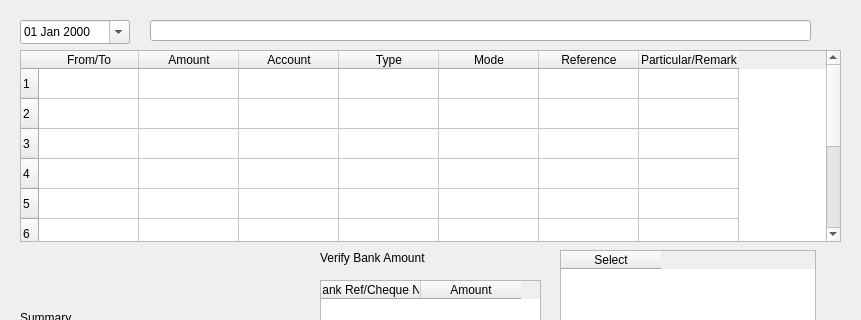
This is DLG/cnewtransactiondlg.ui in hlunguite/saptuamDataQT as Qt 5 draws it before an edit; both pictures show x 0 to 861 and y 0 to 320 of the 861 by 524 pixel window. The edited form follows.
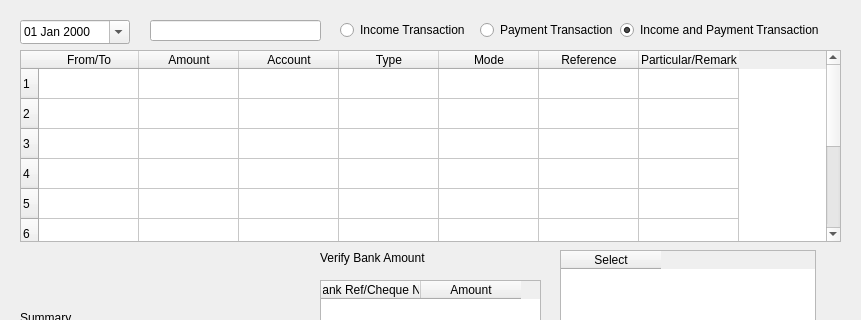
This is the edited form.

Commit message: add option to select transaction type

Diff of the .ui file:
```diff
--- a/DLG/cnewtransactiondlg.ui
+++ b/DLG/cnewtransactiondlg.ui
@@ -243,7 +243,7 @@
     <rect>
      <x>150</x>
      <y>20</y>
-     <width>661</width>
+     <width>171</width>
      <height>21</height>
     </rect>
    </property>
@@ -304,6 +304,48 @@
     <string>Reject</string>
    </property>
   </widget>
+  <widget class="QRadioButton" name="m_incomeBtn">
+   <property name="geometry">
+    <rect>
+     <x>340</x>
+     <y>20</y>
+     <width>131</width>
+     <height>20</height>
+    </rect>
+   </property>
+   <property name="text">
+    <string>Income Transaction</string>
+   </property>
+  </widget>
+  <widget class="QRadioButton" name="m_paymentBtn">
+   <property name="geometry">
+    <rect>
+     <x>480</x>
+     <y>20</y>
+     <width>141</width>
+     <height>20</height>
+    </rect>
+   </property>
+   <property name="text">
+    <string>Payment Transaction</string>
+   </property>
+  </widget>
+  <widget class="QRadioButton" name="m_bothBtn">
+   <property name="geometry">
+    <rect>
+     <x>620</x>
+     <y>20</y>
+     <width>201</width>
+     <height>20</height>
+    </rect>
+   </property>
+   <property name="text">
+    <string>Income and Payment Transaction</string>
+   </property>
+   <property name="checked">
+    <bool>true</bool>
+   </property>
+  </widget>
  </widget>
  <resources/>
  <connections/>
```
The commit also changes 2 other files.
